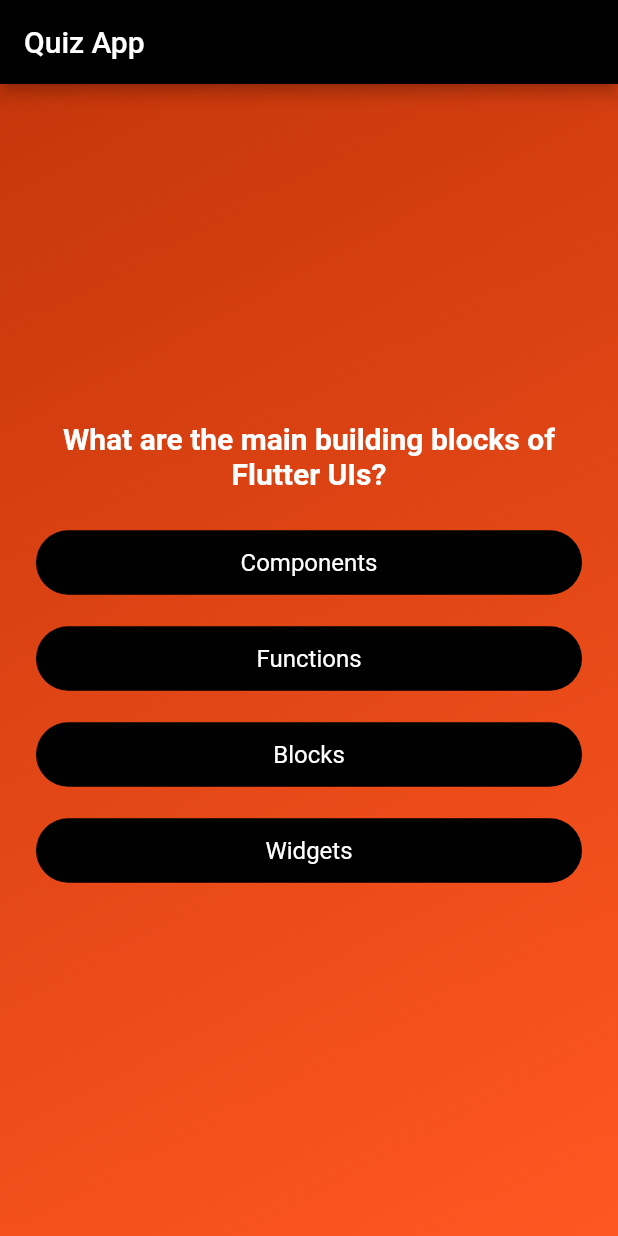
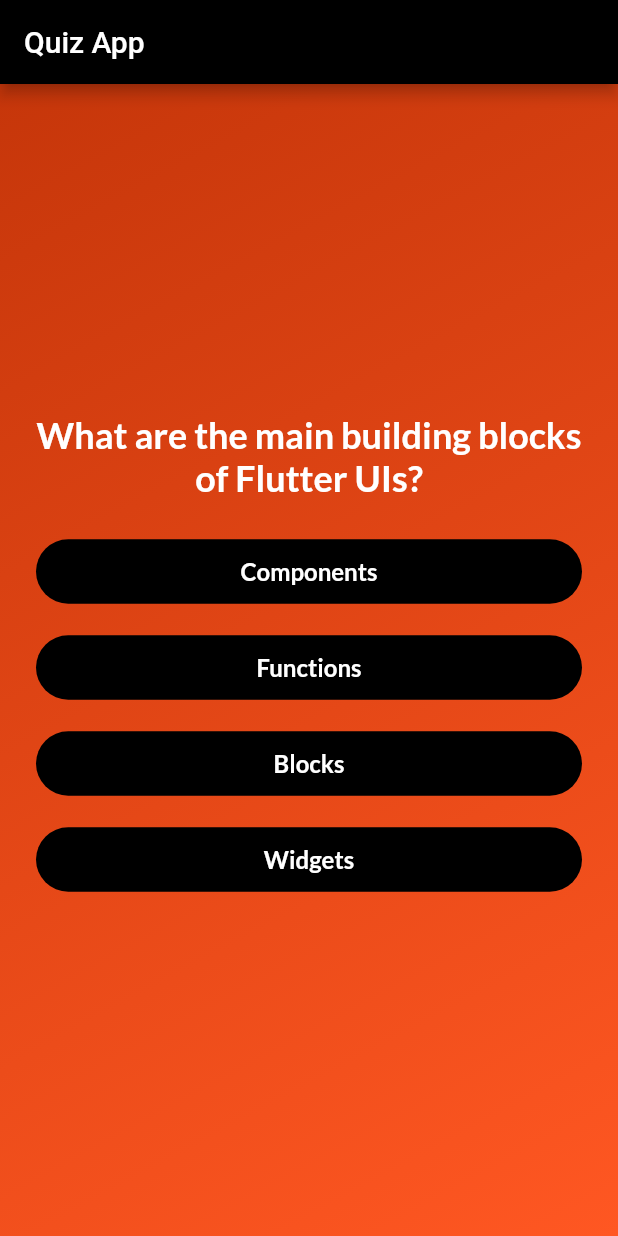
Before and after one commit to DevEverton/flutter-learning, a Flutter app: the screen it shows after launch, after a tap on "Start quiz", on a phone screen of 412 x 824 dp. Run offline on Flutter 3.47's test engine with Material 2 defaults, Android fonts, the phone set to English and light mode, and no system bars; our stand-ins replace google_fonts.

Commit message:
Added google font package

```diff
--- a/quiz_app/lib/view/components/answer_button.dart
+++ b/quiz_app/lib/view/components/answer_button.dart
@@ -1,4 +1,5 @@
 import 'package:flutter/material.dart';
+import 'package:google_fonts/google_fonts.dart';
 
 class AnswerButton extends StatelessWidget {
   final String text;
@@ -20,8 +21,8 @@ class AnswerButton extends StatelessWidget {
         child: Text(
           textAlign: TextAlign.center,
           text,
-          style: const TextStyle(
-              color: Colors.white, fontWeight: FontWeight.normal, fontSize: 16),
+          style: GoogleFonts.lato(
+              color: Colors.white, fontSize: 16, fontWeight: FontWeight.w600),
         ),
       ),
     );
--- a/quiz_app/lib/view/components/quiz_button.dart
+++ b/quiz_app/lib/view/components/quiz_button.dart
@@ -1,4 +1,5 @@
 import 'package:flutter/material.dart';
+import 'package:google_fonts/google_fonts.dart';
 
 class QuizButton extends StatelessWidget {
   final Function() onPressed;
@@ -14,7 +15,8 @@ class QuizButton extends StatelessWidget {
       },
       label: Text(
         text,
-        style: const TextStyle(color: Colors.white),
+        style: GoogleFonts.lato(
+            color: Colors.white, fontSize: 16, fontWeight: FontWeight.w400),
       ),
       icon: const Icon(
         Icons.arrow_right_alt,
--- a/quiz_app/lib/view/screens/home.dart
+++ b/quiz_app/lib/view/screens/home.dart
@@ -1,4 +1,5 @@
 import 'package:flutter/material.dart';
+import 'package:google_fonts/google_fonts.dart';
 import '../../View/Components/quiz_button.dart';
 import '../components/quiz_background.dart';
 import '../components/quiz_image.dart';
@@ -20,10 +21,10 @@ class Home extends StatelessWidget {
           const SizedBox(
             height: 60,
           ),
-          const Text(
+          Text(
             "Learn Flutter the fun way!",
-            style: TextStyle(
-                color: Colors.white, fontSize: 24, fontWeight: FontWeight.w400),
+            style: GoogleFonts.lato(
+                color: Colors.white, fontSize: 24, fontWeight: FontWeight.bold),
           ),
           const SizedBox(height: 32),
           QuizButton(onPressed: onPressed, text: "Start quiz")
--- a/quiz_app/lib/view/screens/questions.dart
+++ b/quiz_app/lib/view/screens/questions.dart
@@ -1,8 +1,9 @@
 import 'package:flutter/material.dart';
 import 'package:quiz_app/model/question.dart';
 import 'package:quiz_app/view/components/quiz_background.dart';
-import '../components/answer_button.dart';
+import 'package:quiz_app/view/components/answer_button.dart';
 import 'package:quiz_app/mock/questions_mock.dart';
+import 'package:google_fonts/google_fonts.dart';
 
 class Questions extends StatefulWidget {
   const Questions({super.key});
@@ -45,10 +46,10 @@ class _QuestionsState extends State<Questions> {
             Text(
               textAlign: TextAlign.center,
               question.text,
-              style: const TextStyle(
+              style: GoogleFonts.lato(
                   color: Colors.white,
-                  fontWeight: FontWeight.bold,
-                  fontSize: 20),
+                  fontSize: 24,
+                  fontWeight: FontWeight.bold),
             ),
             const SizedBox(height: 16),
             ...question.getShuffledAnswers().map((answer) {
--- a/quiz_app/pubspec.yaml
+++ b/quiz_app/pubspec.yaml
@@ -34,6 +34,7 @@ dependencies:
   # The following adds the Cupertino Icons font to your application.
   # Use with the CupertinoIcons class for iOS style icons.
   cupertino_icons: ^1.0.2
+  google_fonts: ^5.1.0
 
 dev_dependencies:
   flutter_test:
```
Also changed, not shown: quiz_app/pubspec.lock, 10 other files.
